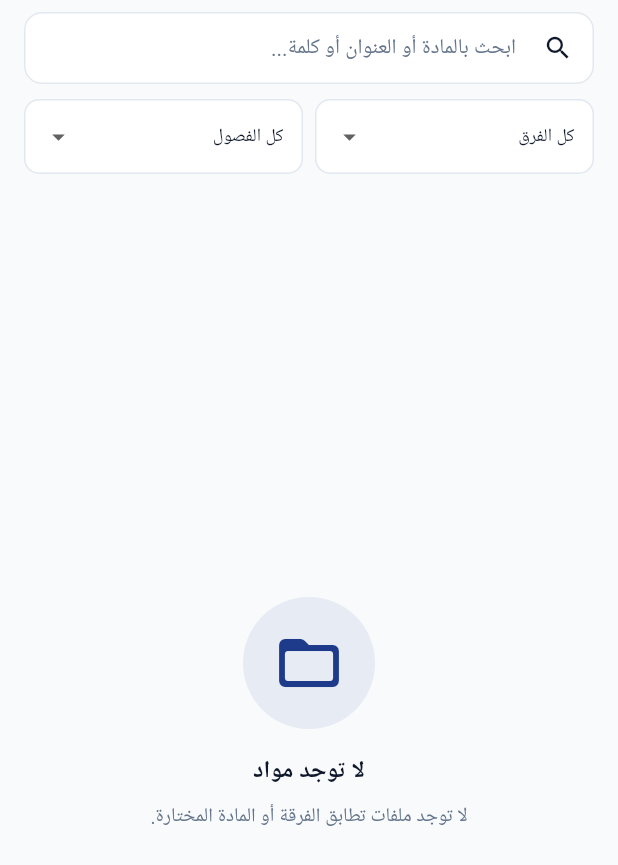
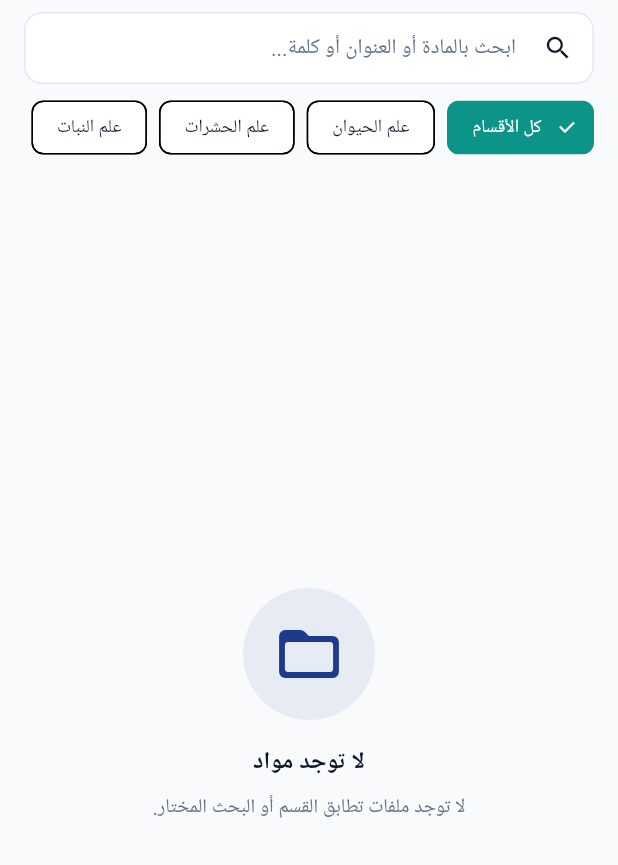
Before and after one commit to gamalzakareya6-star/GenZoo-app, a Flutter app: the MaterialsScreen screen opened directly, on a phone screen of 412 x 824 dp. Shown: the top 865 px of the screen. Run offline on Flutter 3.47's test engine with Material 3 defaults, Android fonts, the phone set to English and light mode, and no system bars; our stand-ins replace cloud_firestore, firebase_auth, firebase_core, firebase_messaging, google_fonts, google_sign_in and 1 more; accounts and stored records are empty; Roboto replaces fonts that are missing (Cairo).

Commit message:
Materials organised by department (no year/semester); keep login session until sign-out
Co-Authored-By: Claude Sonnet 5.5 <noreply@anthropic.com>
Claude-Session: https://claude.ai/code/session_01GVb6vdXPADLjyTr5ypMTK2

```diff
--- a/lib/core/constants/app_constants.dart
+++ b/lib/core/constants/app_constants.dart
@@ -18,10 +18,20 @@ class AppConstants {
     'دراسات عليا',
   ];
 
-  static const List<String> semesters = [
-    'الفصل الدراسي الأول',
-    'الفصل الدراسي الثاني',
-    'الفصل الصيفي',
+  // Departments (used to organise the study materials).
+  // Edit this list to add or rename a department.
+  static const List<String> departments = [
+    'علم الحيوان',
+    'علم الحشرات',
+    'علم النبات',
+    'الميكروبيولوجي',
+    'الكيمياء',
+    'الكيمياء الحيوية',
+    'الفيزياء',
+    'الرياضيات',
+    'علوم الحاسب',
+    'الجيولوجيا',
+    'مقررات عامة (كل الأقسام)',
   ];
 
   static const List<String> materialTypes = [
--- a/lib/models/material_model.dart
+++ b/lib/models/material_model.dart
@@ -4,8 +4,7 @@ class StudyMaterial {
   final String id;
   final String title;
   final String description;
-  final String academicYear;
-  final String semester;
+  final String department;
   final String subject;
   final String materialType;
   final String fileUrl;
@@ -20,8 +19,7 @@ class StudyMaterial {
     required this.id,
     required this.title,
     required this.description,
-    required this.academicYear,
-    required this.semester,
+    required this.department,
     required this.subject,
     required this.materialType,
     required this.fileUrl,
@@ -48,8 +46,7 @@ class StudyMaterial {
       id: doc.id,
       title: data['title'] as String? ?? 'مادة بدون عنوان',
       description: data['description'] as String? ?? '',
-      academicYear: data['academicYear'] as String? ?? 'عام',
-      semester: data['semester'] as String? ?? 'عام',
+      department: data['department'] as String? ?? 'مقررات عامة (كل الأقسام)',
       subject: data['subject'] as String? ?? 'عام',
       materialType: data['materialType'] as String? ?? 'مستند',
       fileUrl: data['fileUrl'] as String? ?? '',
@@ -66,8 +63,7 @@ class StudyMaterial {
     return {
       'title': title,
       'description': description,
-      'academicYear': academicYear,
-      'semester': semester,
+      'department': department,
       'subject': subject,
       'materialType': materialType,
       'fileUrl': fileUrl,
--- a/lib/screens/materials/materials_screen.dart
+++ b/lib/screens/materials/materials_screen.dart
@@ -21,8 +21,7 @@ class MaterialsScreen extends StatelessWidget {
     final isAdmin = auth.isAdmin;
     final theme = Theme.of(context);
 
-    final allYears = ['الكل', ...AppConstants.academicYears];
-    final allSemesters = ['الكل', ...AppConstants.semesters];
+    final allDepartments = ['الكل', ...AppConstants.departments];
 
     return Scaffold(
       floatingActionButton: isAdmin
@@ -59,71 +58,25 @@ class MaterialsScreen extends StatelessWidget {
                 ),
                 const SizedBox(height: 10),
 
-                // Year & Semester Filter Dropdowns
-                Row(
-                  children: [
-                    Expanded(
-                      child: Container(
-                        padding: const EdgeInsets.symmetric(horizontal: 12),
-                        decoration: BoxDecoration(
-                          color: theme.cardColor,
-                          borderRadius: BorderRadius.circular(10),
-                          border: Border.all(color: AppColors.cardBorderLight),
+                // Department filter chips
+                SizedBox(
+                  height: 38,
+                  child: ListView.separated(
+                    scrollDirection: Axis.horizontal,
+                    itemCount: allDepartments.length,
+                    separatorBuilder: (_, __) => const SizedBox(width: 8),
+                    itemBuilder: (context, i) {
+                      final d = allDepartments[i];
+                      return ChoiceChip(
+                        label: Text(
+                          d == 'الكل' ? 'كل الأقسام' : d,
+                          style: const TextStyle(fontSize: 12),
                         ),
-                        child: DropdownButtonHideUnderline(
-                          child: DropdownButton<String>(
-                            value: provider.selectedYear,
-                            isExpanded: true,
-                            icon: const Icon(Icons.arrow_drop_down, size: 20),
-                            items: allYears.map((year) {
-                              return DropdownMenuItem(
-                                value: year,
-                                child: Text(
-                                  year == 'الكل' ? 'كل الفرق' : year,
-                                  style: const TextStyle(fontSize: 12, fontWeight: FontWeight.w500),
-                                  overflow: TextOverflow.ellipsis,
-                                ),
-                              );
-                            }).toList(),
-                            onChanged: (val) {
-                              if (val != null) provider.setYearFilter(val);
-                            },
-                          ),
-                        ),
-                      ),
-                    ),
-                    const SizedBox(width: 8),
-                    Expanded(
-                      child: Container(
-                        padding: const EdgeInsets.symmetric(horizontal: 12),
-                        decoration: BoxDecoration(
-                          color: theme.cardColor,
-                          borderRadius: BorderRadius.circular(10),
-                          border: Border.all(color: AppColors.cardBorderLight),
-                        ),
-                        child: DropdownButtonHideUnderline(
-                          child: DropdownButton<String>(
-                            value: provider.selectedSemester,
-                            isExpanded: true,
-                            icon: const Icon(Icons.arrow_drop_down, size: 20),
-                            items: allSemesters.map((sem) {
-                              return DropdownMenuItem(
-                                value: sem,
-                                child: Text(
-                                  sem == 'الكل' ? 'كل الفصول' : sem,
-                                  style: const TextStyle(fontSize: 12, fontWeight: FontWeight.w500),
-                                  overflow: TextOverflow.ellipsis,
-                                ),
-                              );
-                            }).toList(),
-                            onChanged: (val) {
-                              if (val != null) provider.setSemesterFilter(val);
-                            },
-                          ),
-                        ),
-                      ),
-                    ),
-                  ],
+                        selected: provider.selectedDepartment == d,
+                        onSelected: (_) => provider.setDepartmentFilter(d),
+                      );
+                    },
+                  ),
                 ),
               ],
             ),
@@ -137,7 +90,7 @@ class MaterialsScreen extends StatelessWidget {
                     ? EmptyStateView(
                         icon: Icons.folder_open_rounded,
                         title: 'لا توجد مواد',
-                        subtitle: 'لا توجد ملفات تطابق الفرقة أو المادة المختارة.',
+                        subtitle: 'لا توجد ملفات تطابق القسم أو البحث المختار.',
                         action: isAdmin
                             ? ElevatedButton.icon(
                                 onPressed: () {
@@ -234,7 +187,7 @@ class MaterialsScreen extends StatelessWidget {
                 ),
                 const Spacer(),
                 Text(
-                  item.academicYear,
+                  item.department,
                   style: TextStyle(fontSize: 11, color: Colors.grey.shade600),
                 ),
               ],
--- a/lib/screens/splash_screen.dart
+++ b/lib/screens/splash_screen.dart
@@ -140,6 +140,12 @@ class _SplashScreenState extends State<SplashScreen>
     }
 
     if (!mounted) return;
+
+    // A saved session means the user stays signed in (only an explicit
+    // sign-out returns to the login screen).
+    if (authProvider.user == null) {
+      authProvider.restoreFromFirebaseSession();
+    }
 
     final Widget next = authProvider.user != null
         ? const MainNavigationScreen()
```
Also changed, not shown: lib/core/services/firestore_service.dart (+2 -6 lines), lib/providers/auth_provider.dart (+43 -1 lines), lib/providers/materials_provider.dart (+11 -25 lines), lib/screens/materials/upload_material_screen.dart (+13 -35 lines).
